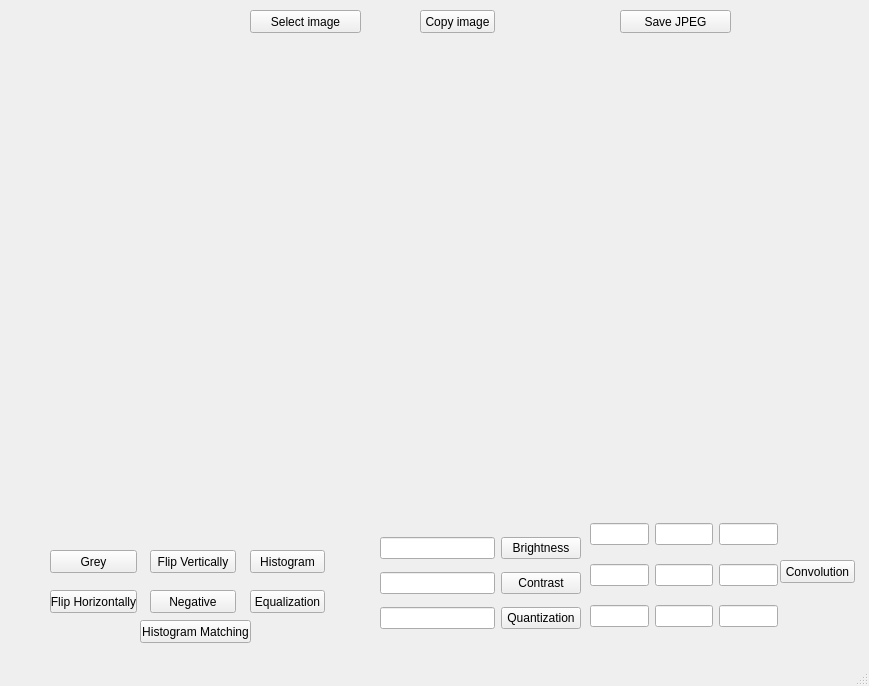
Before: the Qt Designer form Trabalho2/mainwindow.ui in PhPierceBrosnan/Photochope, drawn with Qt 5.
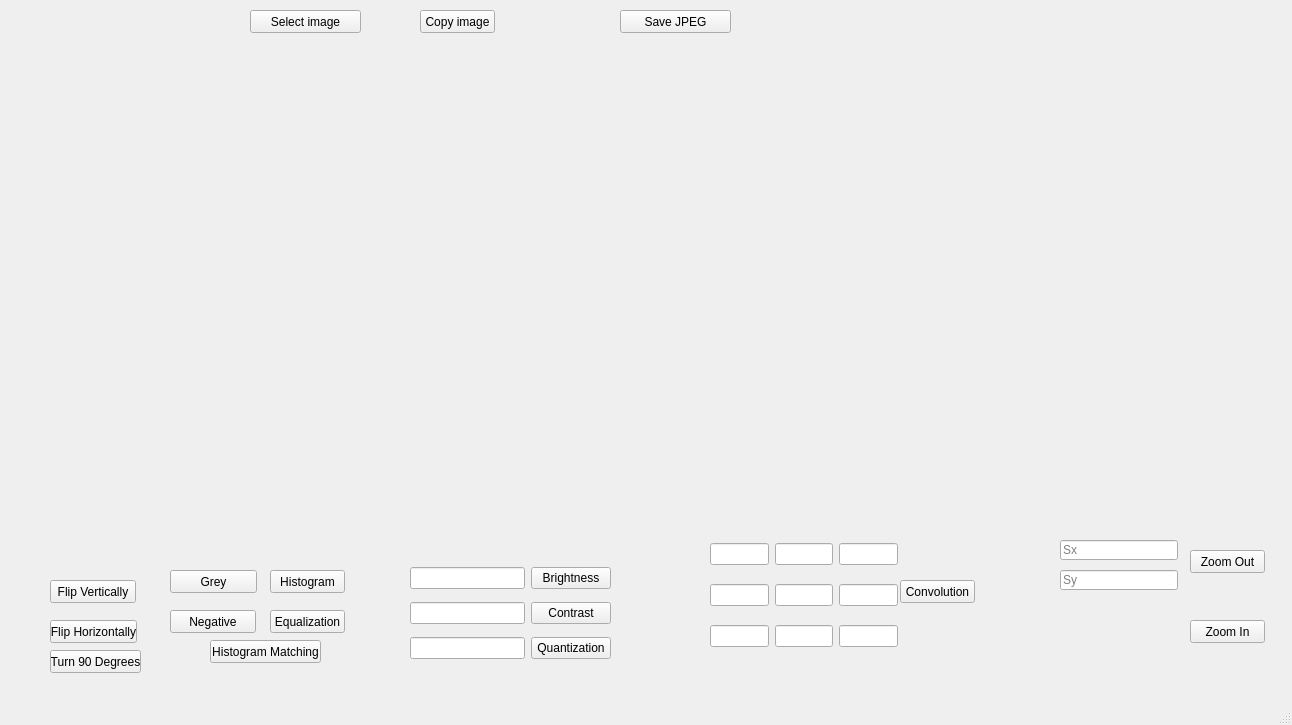
After: the same form once the commit is applied. Icons and pictures are not drawn.

Diff of the .ui file:
```diff
--- a/Trabalho2/mainwindow.ui
+++ b/Trabalho2/mainwindow.ui
@@ -6,8 +6,8 @@
    <rect>
     <x>0</x>
     <y>0</y>
-    <width>869</width>
-    <height>686</height>
+    <width>1292</width>
+    <height>725</height>
    </rect>
   </property>
   <property name="windowTitle">
@@ -94,8 +94,8 @@
    <widget class="QWidget" name="gridLayoutWidget_2">
     <property name="geometry">
      <rect>
-      <x>380</x>
-      <y>530</y>
+      <x>410</x>
+      <y>560</y>
       <width>201</width>
       <height>109</height>
      </rect>
@@ -148,8 +148,8 @@
    <widget class="QPushButton" name="pushButton_2">
     <property name="geometry">
      <rect>
-      <x>50</x>
-      <y>550</y>
+      <x>170</x>
+      <y>570</y>
       <width>87</width>
       <height>23</height>
      </rect>
@@ -161,8 +161,8 @@
    <widget class="QPushButton" name="pushButton_4">
     <property name="geometry">
      <rect>
-      <x>150</x>
-      <y>550</y>
+      <x>50</x>
+      <y>580</y>
       <width>86</width>
       <height>23</height>
      </rect>
@@ -175,7 +175,7 @@
     <property name="geometry">
      <rect>
       <x>50</x>
-      <y>590</y>
+      <y>620</y>
       <width>87</width>
       <height>23</height>
      </rect>
@@ -187,8 +187,8 @@
    <widget class="QPushButton" name="pushButton_9">
     <property name="geometry">
      <rect>
-      <x>150</x>
-      <y>590</y>
+      <x>170</x>
+      <y>610</y>
       <width>86</width>
       <height>23</height>
      </rect>
@@ -213,8 +213,8 @@
    <widget class="QPushButton" name="pushButton_11">
     <property name="geometry">
      <rect>
-      <x>250</x>
-      <y>550</y>
+      <x>270</x>
+      <y>570</y>
       <width>75</width>
       <height>23</height>
      </rect>
@@ -226,8 +226,8 @@
    <widget class="QPushButton" name="pushButton_12">
     <property name="geometry">
      <rect>
-      <x>250</x>
-      <y>590</y>
+      <x>270</x>
+      <y>610</y>
       <width>75</width>
       <height>23</height>
      </rect>
@@ -239,8 +239,8 @@
    <widget class="QPushButton" name="pushButton_13">
     <property name="geometry">
      <rect>
-      <x>140</x>
-      <y>620</y>
+      <x>210</x>
+      <y>640</y>
       <width>111</width>
       <height>23</height>
      </rect>
@@ -252,8 +252,8 @@
    <widget class="QWidget" name="gridLayoutWidget">
     <property name="geometry">
      <rect>
-      <x>590</x>
-      <y>510</y>
+      <x>710</x>
+      <y>530</y>
       <width>188</width>
       <height>131</height>
      </rect>
@@ -327,8 +327,8 @@
    <widget class="QPushButton" name="pushButton_14">
     <property name="geometry">
      <rect>
-      <x>780</x>
-      <y>560</y>
+      <x>900</x>
+      <y>580</y>
       <width>75</width>
       <height>23</height>
      </rect>
@@ -337,6 +337,77 @@
      <string>Convolution</string>
     </property>
    </widget>
+   <widget class="QPushButton" name="pushButton_15">
+    <property name="geometry">
+     <rect>
+      <x>50</x>
+      <y>650</y>
+      <width>91</width>
+      <height>23</height>
+     </rect>
+    </property>
+    <property name="text">
+     <string>Turn 90 Degrees</string>
+    </property>
+   </widget>
+   <widget class="QPushButton" name="pushButton_16">
+    <property name="geometry">
+     <rect>
+      <x>1190</x>
+      <y>550</y>
+      <width>75</width>
+      <height>23</height>
+     </rect>
+    </property>
+    <property name="text">
+     <string>Zoom Out</string>
+    </property>
+   </widget>
+   <widget class="QLineEdit" name="lineEdit_4">
+    <property name="geometry">
+     <rect>
+      <x>1060</x>
+      <y>540</y>
+      <width>118</width>
+      <height>20</height>
+     </rect>
+    </property>
+    <property name="toolTip">
+     <string>a</string>
+    </property>
+    <property name="placeholderText">
+     <string>Sx</string>
+    </property>
+   </widget>
+   <widget class="QLineEdit" name="lineEdit_5">
+    <property name="geometry">
+     <rect>
+      <x>1060</x>
+      <y>570</y>
+      <width>118</width>
+      <height>20</height>
+     </rect>
+    </property>
+    <property name="toolTip">
+     <string>a</string>
+    </property>
+    <property name="placeholderText">
+     <string>Sy</string>
+    </property>
+   </widget>
+   <widget class="QPushButton" name="pushButton_17">
+    <property name="geometry">
+     <rect>
+      <x>1190</x>
+      <y>620</y>
+      <width>75</width>
+      <height>23</height>
+     </rect>
+    </property>
+    <property name="text">
+     <string>Zoom In</string>
+    </property>
+   </widget>
   </widget>
   <widget class="QMenuBar" name="menubar">
    <property name="geometry">
```
Left out of the diff: 2 changed lines with no effect on the pictures.
